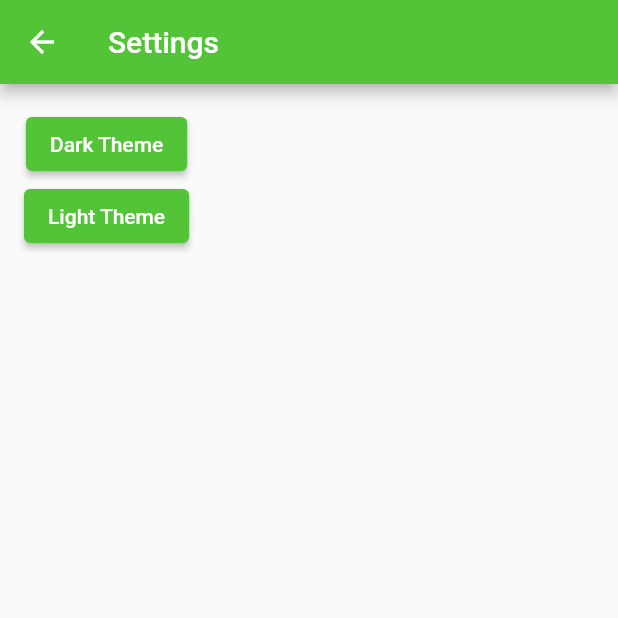
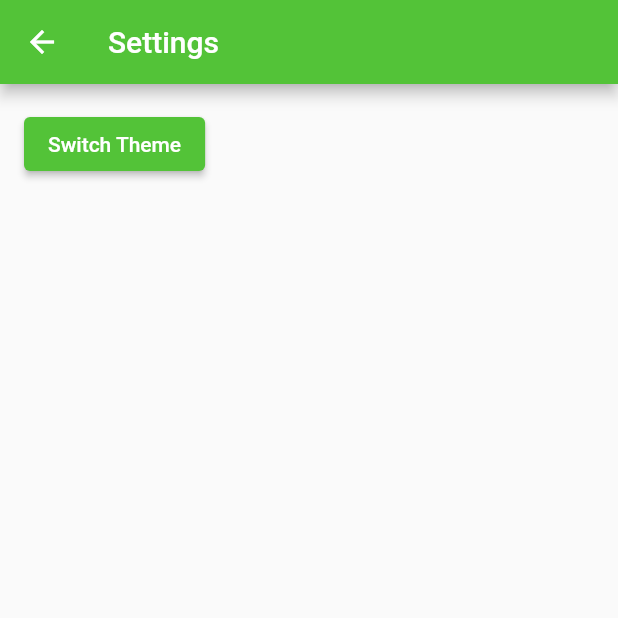
Before and after one commit to YoungWonks/ywsos2022, a Flutter app: the screen it shows after launch, after a tap on the "settings" icon, on a phone screen of 412 x 824 dp, the top half of it. Run offline on Flutter 3.47's test engine with Material 2 defaults, Android fonts, the light colour scheme and no system bars; our stand-ins replace flutter_hooks, get, get_storage.

Commit message:
I made the theming more concise.

```diff
--- a/mobile/lib/src/app.dart
+++ b/mobile/lib/src/app.dart
@@ -2,9 +2,9 @@ import 'package:flutter/material.dart';
 import 'package:flutter_localizations/flutter_localizations.dart';
 import 'package:get/get.dart';
 import 'package:mobile/src/core/bindings/initial_bindings.dart';
+import 'package:mobile/src/core/settings/themes/theme_service.dart';
 import 'package:mobile/src/core/settings/themes/themes.dart';
 import 'package:mobile/src/features/auth_feature/login_view.dart';
-import 'package:mobile/src/core/settings/themes/themes_controller.dart';
 
 /// The Widget that configures your application.
 class MyApp extends StatelessWidget {
@@ -14,11 +14,9 @@ class MyApp extends StatelessWidget {
 
   @override
   Widget build(BuildContext context) {
-    final themeController = Get.put(ThemeController());
-
     return GetMaterialApp(
       initialBinding: InitialBinding(),
-      themeMode: themeController.theme,
+      themeMode: ThemeService().getThemeMode(),
       theme: Themes.lightTheme,
       darkTheme: Themes.darkTheme,
       debugShowCheckedModeBanner: false,
--- a/mobile/lib/src/core/bindings/initial_bindings.dart
+++ b/mobile/lib/src/core/bindings/initial_bindings.dart
@@ -1,11 +1,9 @@
 import 'package:get/get.dart';
-import 'package:mobile/src/core/settings/themes/themes_controller.dart';
 import 'package:mobile/src/features/auth_feature/auth_controller.dart';
 
 class InitialBinding implements Bindings {
   @override
   void dependencies() {
-    Get.lazyPut<ThemeController>(() => ThemeController());
     Get.lazyPut<AuthController>(() => AuthController());
   }
 }
--- a/mobile/lib/src/core/settings/settings_view.dart
+++ b/mobile/lib/src/core/settings/settings_view.dart
@@ -1,8 +1,8 @@
 import 'package:flutter/material.dart';
-import 'package:get/get_state_manager/get_state_manager.dart';
-import 'package:mobile/src/core/settings/themes/themes_controller.dart';
+import 'package:get/get.dart';
+import 'package:mobile/src/core/settings/themes/theme_service.dart';
 
-class ThemeView extends GetView<ThemeController> {
+class ThemeView extends StatelessWidget {
   const ThemeView({Key? key}) : super(key: key);
 
   @override
@@ -12,23 +12,18 @@ class ThemeView extends GetView<ThemeController> {
         title: const Text('Settings'),
       ),
       body: Padding(
-          padding: const EdgeInsets.all(16),
-          child: Column(children: [
+        padding: const EdgeInsets.all(16),
+        child: Column(
+          children: [
             ElevatedButton(
               onPressed: () {
-                controller.changeThemeMode(ThemeMode.dark);
-                controller.saveTheme(true);
+                ThemeService().changeThemeMode();
               },
-              child: Text('Dark Theme'),
+              child: Text('Switch Theme'),
             ),
-            ElevatedButton(
-              onPressed: () {
-                controller.changeThemeMode(ThemeMode.light);
-                controller.saveTheme(false);
-              },
-              child: Text('Light Theme'),
-            ),
-          ])),
+          ],
+        ),
+      ),
     );
   }
 }
--- /dev/null
+++ b/mobile/lib/src/core/settings/themes/theme_service.dart
@@ -0,0 +1,25 @@
+import 'package:flutter/material.dart';
+import 'package:get/get.dart';
+import 'package:get_storage/get_storage.dart';
+
+class ThemeService {
+  final _getStorage = GetStorage();
+  final storageKey = "isDarkMode";
+
+  ThemeMode getThemeMode() {
+    return isSavedDarkMode() ? ThemeMode.dark : ThemeMode.light;
+  }
+
+  bool isSavedDarkMode() {
+    return _getStorage.read(storageKey) ?? false;
+  }
+
+  void saveThemeMode(bool isDarkMode) {
+    _getStorage.write(storageKey, isDarkMode);
+  }
+
+  void changeThemeMode() {
+    Get.changeThemeMode(isSavedDarkMode() ? ThemeMode.light : ThemeMode.dark);
+    saveThemeMode(!isSavedDarkMode());
+  }
+}
--- a/mobile/lib/src/core/settings/themes/themes_controller.dart
+++ /dev/null
@@ -1,18 +0,0 @@
-import 'package:flutter/material.dart';
-import 'package:get/get.dart';
-import 'package:get_storage/get_storage.dart';
-
-class ThemeController extends GetxController {
-  final _box = GetStorage();
-  final _key = 'isDarkMode';
-
-  ThemeMode get theme => _loadTheme() ? ThemeMode.dark : ThemeMode.light;
-
-  bool _loadTheme() => _box.read(_key) ?? false;
-
-  void saveTheme(bool isDarkMode) => _box.write(_key, isDarkMode);
-
-  void changeTheme(ThemeData theme) => Get.changeTheme(theme);
-
-  void changeThemeMode(ThemeMode themeMode) => Get.changeThemeMode(themeMode);
-}
```
